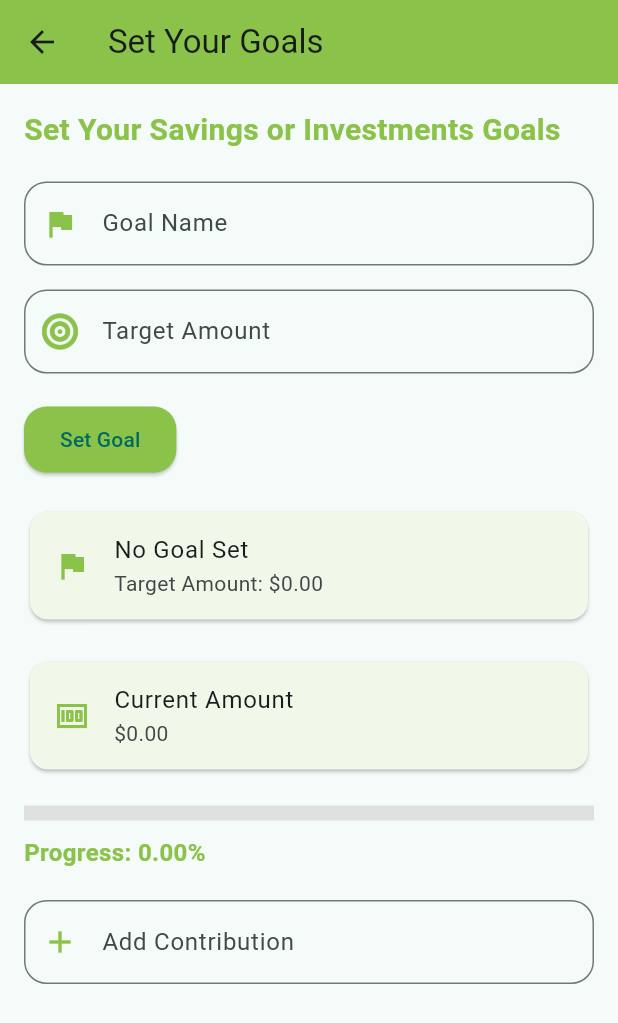
After one commit to DuminduMalinga/first_project, a Flutter app: the DashboardScreen screen opened directly, after a tap on "Goal", on a phone screen of 412 x 824 dp. The commit adds this screen. Shown: the top 1023 px of the screen. Run offline on Flutter 3.47's test engine with Material 3 defaults, Android fonts, the phone set to English and light mode, and no system bars; our stand-ins replace firebase_core, font_awesome_flutter; accounts and stored records are empty.

Commit message:
Add a Goal To Dashboard

```diff
--- a/lib/screens/Dashboard_screen.dart
+++ b/lib/screens/Dashboard_screen.dart
@@ -1,9 +1,12 @@
+import 'package:first_project/screens/Goal_screen.dart';
 import 'package:flutter/material.dart';
+import 'package:font_awesome_flutter/font_awesome_flutter.dart';
 import 'Income_screen.dart';
 import 'Expence_screen.dart';
 import 'Investments_screen.dart';
 import 'Meetings_screen.dart';
 import 'Budget_screen.dart';
+import 'Goal_screen.dart';
 
 class DashboardScreen extends StatelessWidget {
   const DashboardScreen({super.key});
@@ -25,11 +28,13 @@ class DashboardScreen extends StatelessWidget {
         child: Column(
           crossAxisAlignment: CrossAxisAlignment.start,
           children: [
+            SizedBox(height: 20),
             Text(
               'Hello You are Welcome',
-              style: Theme.of(
-                context,
-              ).textTheme.titleMedium?.copyWith(fontWeight: FontWeight.w600),
+              style: Theme.of(context).textTheme.titleMedium?.copyWith(
+                fontSize: 24,
+                fontWeight: FontWeight.w600,
+              ),
             ),
             SizedBox(height: 24),
             Expanded(
@@ -89,6 +94,16 @@ class DashboardScreen extends StatelessWidget {
                       MaterialPageRoute(builder: (_) => BudgetScreen()),
                     ),
                   ),
+                  _buildDashboardCard(
+                    context,
+                    title: 'Goal',
+                    icon: FontAwesomeIcons.bullseye,
+                    backgroundColor: const Color.fromARGB(255, 191, 109, 3),
+                    onTap: () => Navigator.push(
+                      context,
+                      MaterialPageRoute(builder: (_) => GoalScreen()),
+                    ),
+                  ),
                 ],
               ),
             ),
@@ -104,7 +119,7 @@ class DashboardScreen extends StatelessWidget {
     required IconData icon,
     required Color backgroundColor,
     required VoidCallback onTap,
-    TextStyle? textStyle,
+    //TextStyle? textStyle,
   }) {
     return Card(
       elevation: 4,
--- /dev/null
+++ b/lib/screens/Goal_screen.dart
@@ -0,0 +1,183 @@
+import 'package:flutter/material.dart';
+import 'package:font_awesome_flutter/font_awesome_flutter.dart';
+
+class GoalScreen extends StatefulWidget {
+  const GoalScreen({super.key});
+
+  @override
+  _GoalScreenState createState() => _GoalScreenState();
+}
+
+class _GoalScreenState extends State<GoalScreen> {
+  final _goalNameController = TextEditingController();
+  final _targetAmountController = TextEditingController();
+  double _currentAmount = 0.0;
+  double _targetAmount = 0.0;
+  double _progress = 0.0;
+
+  void _setGoal() {
+    double target = double.tryParse(_targetAmountController.text) ?? 0.0;
+    if (_goalNameController.text.isEmpty || target <= 0) {
+      ScaffoldMessenger.of(context).showSnackBar(
+        const SnackBar(
+          content: Text('Please fill all fields with valid Values!'),
+        ),
+      );
+      return;
+    }
+    setState(() {
+      _targetAmount = target;
+      _updateProgress();
+    });
+    _goalNameController.clear();
+    _targetAmountController.clear();
+    ScaffoldMessenger.of(
+      context,
+    ).showSnackBar(const SnackBar(content: Text('Goal set Successfully!')));
+  }
+
+  void _addContribution(double amount) {
+    if (amount > 0 && _currentAmount + amount <= _targetAmount) {
+      setState(() {
+        _currentAmount;
+        _updateProgress();
+      });
+      ScaffoldMessenger.of(
+        context,
+      ).showSnackBar(const SnackBar(content: Text('Contribution added!')));
+    } else {
+      ScaffoldMessenger.of(context).showSnackBar(
+        const SnackBar(content: Text('Invalid contribution amount!')),
+      );
+    }
+  }
+
+  void _updateProgress() {
+    if (_targetAmount > 0) {
+      _progress = (_currentAmount / _targetAmount) * 100;
+    } else {
+      _progress = 0.0;
+    }
+    setState(() {});
+  }
+
+  @override
+  Widget build(BuildContext context) {
+    return Scaffold(
+      appBar: AppBar(
+        title: const Text('Set Your Goals'),
+        backgroundColor: Colors.lightGreen,
+      ),
+      body: Padding(
+        padding: const EdgeInsets.all(16.0),
+        child: Column(
+          crossAxisAlignment: CrossAxisAlignment.start,
+          children: [
+            const Text(
+              'Set Your Savings or Investments Goals',
+              style: TextStyle(
+                fontSize: 20,
+                fontWeight: FontWeight.bold,
+                color: Colors.lightGreen,
+              ),
+            ),
+            const SizedBox(height: 20),
+            TextField(
+              controller: _goalNameController,
+              decoration: const InputDecoration(
+                labelText: 'Goal Name',
+                prefixIcon: Icon(Icons.flag, color: Colors.lightGreen),
+                border: OutlineInputBorder(
+                  borderRadius: BorderRadius.all(Radius.circular(15)),
+                ),
+              ),
+            ),
+            const SizedBox(height: 16),
+            TextField(
+              controller: _targetAmountController,
+              keyboardType: TextInputType.number,
+              decoration: const InputDecoration(
+                labelText: 'Target Amount',
+                prefixIcon: Icon(
+                  FontAwesomeIcons.bullseye,
+                  color: Colors.lightGreen,
+                ),
+                border: OutlineInputBorder(
+                  borderRadius: BorderRadius.all(Radius.circular(15)),
+                ),
+              ),
+            ),
+            const SizedBox(height: 20),
+            ElevatedButton(
+              onPressed: _setGoal,
+              child: const Text('Set Goal'),
+              style: ElevatedButton.styleFrom(
+                backgroundColor: Colors.lightGreen,
+                padding: const EdgeInsets.symmetric(
+                  horizontal: 24,
+                  vertical: 12,
+                ),
+                shape: RoundedRectangleBorder(
+                  borderRadius: BorderRadius.circular(15),
+                ),
+              ),
+            ),
+            const SizedBox(height: 20),
+            Card(
+              color: Colors.lightGreen[50],
+              child: ListTile(
+                leading: Icon(Icons.flag, color: Colors.lightGreen),
+                title: Text(
+                  _goalNameController.text.isEmpty
+                      ? 'No Goal Set'
+                      : _goalNameController.text,
+                ),
+                subtitle: Text(
+                  'Target Amount: \$${_targetAmount.toStringAsFixed(2)}',
+                ),
+              ),
+            ),
+            const SizedBox(height: 20),
+            Card(
+              color: Colors.lightGreen[50],
+              child: ListTile(
+                leading: Icon(Icons.money, color: Colors.lightGreen),
+                title: const Text('Current Amount'),
+                subtitle: Text('\$${_currentAmount.toStringAsFixed(2)}'),
+              ),
+            ),
+            const SizedBox(height: 20),
+            LinearProgressIndicator(
+              value: _progress / 100,
+              backgroundColor: Colors.grey[300],
+              color: Colors.lightGreen,
+              minHeight: 10,
+            ),
+            const SizedBox(height: 10),
+            Text(
+              'Progress: ${_progress.toStringAsFixed(2)}%',
+              style: const TextStyle(
+                fontSize: 16,
+                fontWeight: FontWeight.bold,
+                color: Colors.lightGreen,
+              ),
+            ),
+            const SizedBox(height: 20),
+            TextField(
+              keyboardType: TextInputType.number,
+              decoration: const InputDecoration(
+                labelText: 'Add Contribution',
+                prefixIcon: Icon(Icons.add, color: Colors.lightGreen),
+                border: OutlineInputBorder(
+                  borderRadius: BorderRadius.all(Radius.circular(15)),
+                ),
+              ),
+              onSubmitted: (value) =>
+                  _addContribution(double.tryParse(value) ?? 0.0),
+            ),
+          ],
+        ),
+      ),
+    );
+  }
+}
--- a/pubspec.yaml
+++ b/pubspec.yaml
@@ -35,7 +35,7 @@ dependencies:
   firebase_core: ^2.27.0
   firebase_auth: ^4.17.0
   cloud_firestore: ^4.14.0
-  font_awesome_flutter: ^10.8.0
+  font_awesome_flutter: ^10.7.0
   community_material_icon: ^5.4.55
 
 
```
